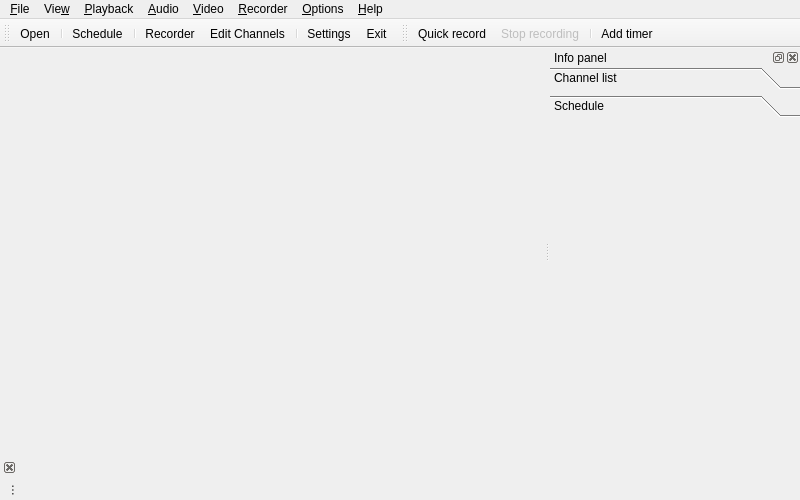
First picture: the form in src/ui/MainWindow.ui, repository ntadej/tano, before the edit.
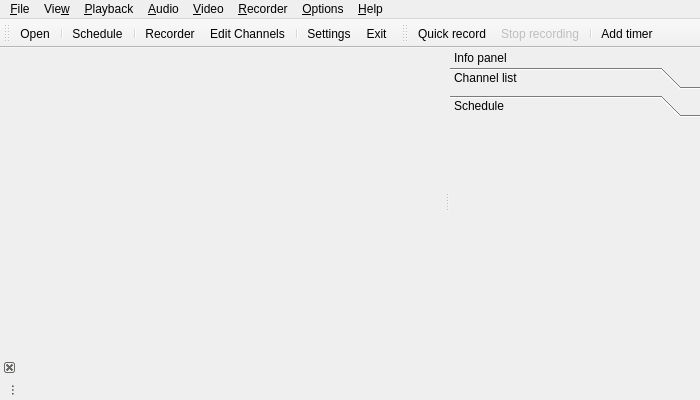
Second picture: the form after the edit. The open tabs and pages were chosen to show the change. Icons and pictures are not drawn. Custom widgets are drawn as their Qt base class.

The edit to the form file:
```diff
--- a/src/ui/MainWindow.ui
+++ b/src/ui/MainWindow.ui
@@ -6,8 +6,8 @@
    <rect>
     <x>0</x>
     <y>0</y>
-    <width>800</width>
-    <height>500</height>
+    <width>700</width>
+    <height>400</height>
    </rect>
   </property>
   <property name="windowTitle">
@@ -59,7 +59,7 @@
     <rect>
      <x>0</x>
      <y>0</y>
-     <width>800</width>
+     <width>700</width>
      <height>27</height>
     </rect>
    </property>
@@ -179,6 +179,9 @@
     <iconset resource="../../data/icons.qrc">
      <normaloff>:/icons/24x24/information.png</normaloff>:/icons/24x24/information.png</iconset>
    </property>
+   <property name="features">
+    <set>QDockWidget::NoDockWidgetFeatures</set>
+   </property>
    <property name="allowedAreas">
     <set>Qt::LeftDockWidgetArea|Qt::RightDockWidgetArea</set>
    </property>
@@ -250,8 +253,8 @@
              <rect>
               <x>0</x>
               <y>0</y>
-              <width>96</width>
-              <height>26</height>
+              <width>250</width>
+              <height>197</height>
              </rect>
             </property>
             <attribute name="icon">
```
Left out of the diff: 8 changed lines with no effect on the pictures.
